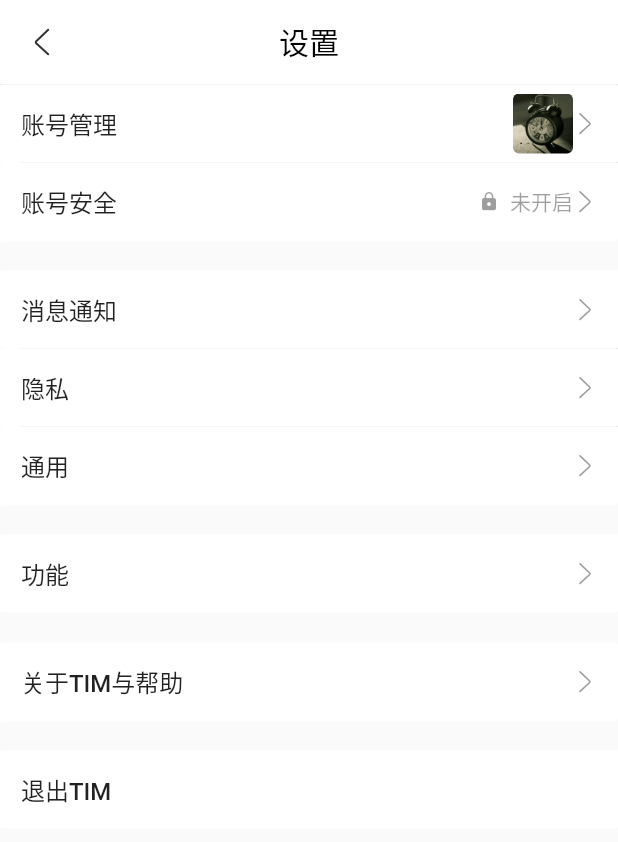
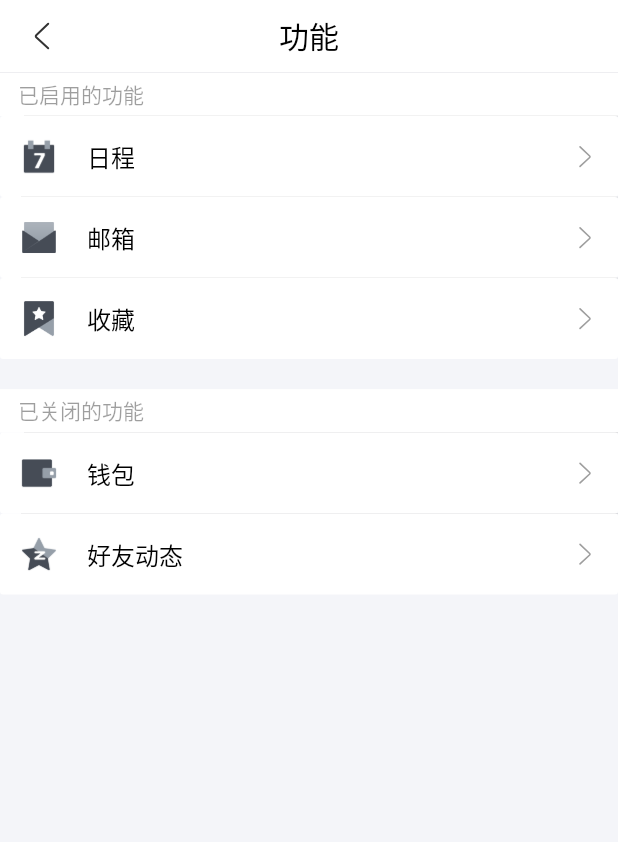
Before and after one commit to cscxj/tim, a Flutter app: the SettingPage screen opened directly, after a tap on "功能", on a phone screen of 412 x 824 dp. Shown: the top 842 px of the screen. Run offline on Flutter 3.47's test engine with Material 2 defaults, Android fonts, the phone set to English and light mode, and no system bars; our stand-ins replace dio, flutter_easyrefresh, flutter_svg, fluttertoast, sticky_headers; missing offline and left inert: rongcloud_im_plugin.

Commit message:
设置页面

```diff
--- a/lib/pages/setting_page.dart
+++ b/lib/pages/setting_page.dart
@@ -1,6 +1,13 @@
 import 'package:flutter/material.dart';
 import 'package:flutter_svg/flutter_svg.dart';
+import 'package:flutter_tim/pages/setting_page/about_child_page.dart';
+import 'package:flutter_tim/pages/setting_page/account_child_page.dart';
+import 'package:flutter_tim/pages/setting_page/app_child_page.dart';
+import 'package:flutter_tim/pages/setting_page/basic_child_page.dart';
+import 'package:flutter_tim/pages/setting_page/message_child_page.dart';
+import 'package:flutter_tim/pages/setting_page/privacy_child_page.dart';
 import 'package:flutter_tim/pages/setting_page/setting_item.dart';
+import 'package:flutter_tim/pages/setting_page/setting_scaffold.dart';
 import 'package:flutter_tim/widgets/scroll_return_page.dart';
 
 class SettingPage extends StatefulWidget {
@@ -11,42 +18,10 @@ class SettingPage extends StatefulWidget {
 class _SettingPageState extends State<SettingPage> {
   @override
   Widget build(BuildContext context) {
-    return ScrollReturnPage(
-      child: Scaffold(
-        appBar: AppBar(
-          backgroundColor: Colors.white,
-          title: Text(
-            '设置',
-            style: TextStyle(color: Colors.black),
-          ),
-          leading: UnconstrainedBox(
-            child: InkWell(
-              onTap: () {
-                Navigator.pop(context);
-              },
-              child: SvgPicture.asset(
-                'assets/svg/tim_arrow_left.svg',
-                width: 20,
-                color: Color(0xff333333),
-              ),
-            ),
-          ),
-          centerTitle: true,
-          elevation: 0,
-        ),
-        body: Column(
-          children: <Widget>[
-            Divider(
-              thickness: .4,
-              height: .4,
-            ),
-            Expanded(
-                child: SingleChildScrollView(
-              physics: BouncingScrollPhysics(
-                  parent: AlwaysScrollableScrollPhysics()),
-              child: Column(
+    var items = Column(
       children: <Widget>[
         SettingItem(
+          containerContext: context,
           title: '账号管理',
           content: ClipRRect(
             borderRadius: BorderRadius.circular(4),
@@ -57,7 +32,9 @@ class _SettingPageState extends State<SettingPage> {
           ),
         ),
         SettingItem(
+          containerContext: context,
           title: '账号安全',
+          nextPage: AccountChildPage(),
           isLast: true,
           content: Row(
             children: <Widget>[
@@ -73,30 +50,46 @@ class _SettingPageState extends State<SettingPage> {
             ],
           ),
         ),
-                  SettingItem(title: '消息通知'),
-                  SettingItem(title: '隐私'),
         SettingItem(
+          containerContext: context,
+          title: '消息通知',
+          nextPage: MessageChildPage(),
+        ),
+        SettingItem(
+          containerContext: context,
+          title: '隐私',
+          nextPage: PrivacyChildPage(),
+        ),
+        SettingItem(
+          containerContext: context,
           title: '通用',
           isLast: true,
+          nextPage: BasicChildPage(),
         ),
         SettingItem(
+          containerContext: context,
           title: '功能',
           isLast: true,
+          nextPage: AppChildPage(),
         ),
         SettingItem(
+          containerContext: context,
           title: '关于TIM与帮助',
           isLast: true,
+          nextPage: AboutChildPage(),
         ),
         SettingItem(
+          containerContext: context,
           title: '退出TIM',
           isLast: true,
           type: SettingItemType.none,
         )
       ],
-              ),
-            ))
-          ],
-        ),
+    );
+    return ScrollReturnPage(
+      child: SettingScaffold(
+        title: '设置',
+        body: items,
       ),
     );
   }
--- /dev/null
+++ b/lib/pages/setting_page/app_child_page.dart
@@ -0,0 +1,106 @@
+import 'package:flutter/material.dart';
+import 'package:flutter_tim/pages/setting_page/setting_item.dart';
+import 'package:flutter_tim/pages/setting_page/setting_scaffold.dart';
+import 'package:flutter_tim/widgets/scroll_return_page.dart';
+
+class AppChildPage extends StatefulWidget {
+  @override
+  _AppChildPageState createState() => _AppChildPageState();
+}
+
+class _AppChildPageState extends State<AppChildPage> {
+  List appData = [
+    {
+      'icon': 'assets/riCheng.png',
+      'title': '日程',
+      'nav': Container(),
+      'enable': true
+    },
+    {
+      'icon': 'assets/email.png',
+      'title': '邮箱',
+      'nav': Container(),
+      'enable': true
+    },
+    {
+      'icon': 'assets/collection.png',
+      'title': '收藏',
+      'nav': Container(),
+      'enable': true
+    },
+    {
+      'icon': 'assets/qianBao.png',
+      'title': '钱包',
+      'nav': Container(),
+      'enable': false
+    },
+    {
+      'icon': 'assets/kongJian.png',
+      'title': '好友动态',
+      'nav': Container(),
+      'enable': false
+    },
+  ];
+
+  Widget getLabel(String text) {
+    return Container(
+      color: Colors.white,
+      child: Column(
+        crossAxisAlignment: CrossAxisAlignment.start,
+        children: <Widget>[
+          Padding(
+            padding: EdgeInsets.symmetric(vertical: 4, horizontal: 12),
+            child: Text(
+              text,
+              style: TextStyle(color: Colors.black38),
+            ),
+          ),
+          Divider(
+            height: 0,
+            indent: 16,
+          )
+        ],
+      ),
+    );
+  }
+
+  Iterable genItems(Iterable data) {
+    int index = 0;
+    return data.map((e) {
+      index++;
+      return SettingItem(
+        title: e['title'],
+        containerContext: context,
+        icon: e['icon'],
+        isLast: index == data.length,
+      );
+    });
+  }
+
+  @override
+  Widget build(BuildContext context) {
+    Iterable enables = appData.where((element) => element['enable']);
+    Iterable unEnables = appData.where((element) => !element['enable']);
+
+    Widget enablesView = enables.isEmpty
+        ? Container()
+        : Column(
+            children: <Widget>[getLabel('已启用的功能'), ...genItems(enables)],
+          );
+
+    Widget unEnablesView = unEnables.isEmpty
+        ? Container()
+        : Column(
+            children: <Widget>[getLabel('已关闭的功能'), ...genItems(unEnables)],
+          );
+
+    return ScrollReturnPage(
+      child: SettingScaffold(
+        title: '功能',
+        body: Column(
+          children: <Widget>[enablesView, unEnablesView],
+        ),
+      ),
+    );
+  }
+}
--- a/lib/pages/setting_page/setting_item.dart
+++ b/lib/pages/setting_page/setting_item.dart
@@ -3,6 +3,9 @@ import 'package:flutter_svg/svg.dart';
 import 'package:flutter_tim/widgets/enter_exit_route.dart';
 
 class SettingItem extends StatefulWidget {
+  /// 在前面显示图标，传入位图的资源路径
+  final String icon;
+
   /// 设置项的标题
   final String title;
 
@@ -23,6 +26,15 @@ class SettingItem extends StatefulWidget {
   /// 是否为结束项，结束项没有下划线，有外边距
   final bool isLast;
 
+  /// 实现路由动画所需
+  final BuildContext containerContext;
+
+  /// 显示在item下方的说明文字
+  final String explainText;
+
+  /// 重要的设置项标题显示为主题色
+  final bool important;
+
   const SettingItem(
       {Key key,
       @required this.title,
@@ -31,14 +43,22 @@ class SettingItem extends StatefulWidget {
       this.value: false,
       this.nextPage,
       this.onPress,
-      this.isLast: false})
+      this.isLast: false,
+      @required this.containerContext,
+      this.icon,
+      this.explainText,
+      this.important: false})
       : super(key: key);
   @override
-  _SettingItemState createState() => _SettingItemState();
+  _SettingItemState createState() => _SettingItemState(value);
 }
 
 class _SettingItemState extends State<SettingItem> {
-  bool _isEnable = false;
+  bool _isEnable;
+
+  _SettingItemState(bool value) {
+    this._isEnable = value;
+  }
 
   @override
   Widget build(BuildContext context) {
@@ -52,13 +72,20 @@ class _SettingItemState extends State<SettingItem> {
         );
         break;
       case SettingItemType.toggle:
-        right = Switch(value: _isEnable, onChanged: (value) {});
+        right = Switch(
+            value: _isEnable,
+            onChanged: (value) {
+              setState(() {
+                _isEnable = !_isEnable;
+              });
+            });
         break;
       default:
         right = Container();
     }
 
     return Column(
+      crossAxisAlignment: CrossAxisAlignment.start,
       children: <Widget>[
         FlatButton(
           color: Colors.white,
@@ -66,8 +93,11 @@ class _SettingItemState extends State<SettingItem> {
           materialTapTargetSize: MaterialTapTargetSize.shrinkWrap,
           onPressed: () {
             if (widget.nextPage != null && widget.type == SettingItemType.nav) {
-              Navigator.push(context,
-                  EnterExitRoute(enterPage: widget.nextPage, exitPage: widget));
+              Navigator.push(
+                  context,
+                  EnterExitRoute(
+                      enterPage: widget.nextPage,
+                      exitPage: widget.containerContext.widget));
             } else if (widget.type == SettingItemType.toggle) {
               setState(() {
                 _isEnable = !_isEnable;
@@ -78,13 +108,26 @@ class _SettingItemState extends State<SettingItem> {
             }
           },
           child: SizedBox(
-            height: 52,
+            height: 54,
             child: Row(
               children: <Widget>[
+                widget.icon != null
+                    ? Padding(
+                        padding: EdgeInsets.only(right: 20),
+                        child: Image.asset(
+                          widget.icon,
+                          width: 24,
+                        ),
+                      )
+                    : Container(),
                 Expanded(
                     child: Text(
                   widget.title ?? "",
-                  style: TextStyle(fontSize: 16),
+                  style: TextStyle(
+                      fontSize: 16,
+                      color: widget.important
+                          ? Theme.of(context).primaryColor
+                          : Colors.black),
                 )),
                 widget.content ?? Container(),
                 right
@@ -92,11 +135,19 @@ class _SettingItemState extends State<SettingItem> {
             ),
           ),
         ),
+        widget.explainText != null
+            ? Padding(
+                padding: EdgeInsets.symmetric(horizontal: 12, vertical: 4),
+                child: Text(
+                  widget.explainText,
+                  style: TextStyle(color: Colors.black38, fontSize: 12),
+                ),
+              )
+            : Container(),
         widget.isLast
             ? Padding(padding: EdgeInsets.only(top: 20))
             : Divider(
                 height: 0,
-                thickness: .4,
                 indent: 14,
               )
       ],
--- /dev/null
+++ b/lib/pages/setting_page/setting_scaffold.dart
@@ -0,0 +1,53 @@
+import 'package:flutter/material.dart';
+import 'package:flutter_svg/flutter_svg.dart';
+
+class SettingScaffold extends StatelessWidget {
+  final Widget body;
+  final String title;
+
+  const SettingScaffold({Key key, this.body, this.title}) : super(key: key);
+
+  @override
+  Widget build(BuildContext context) {
+    return Scaffold(
+      backgroundColor: Color(0xfff4f5f9),
+      appBar: PreferredSize(
+        child: AppBar(
+          backgroundColor: Colors.white,
+          title: title != null
+              ? Text(
+                  title,
+                  style: TextStyle(color: Colors.black),
+                )
+              : Container(),
+          leading: UnconstrainedBox(
+            child: InkWell(
+              onTap: () {
+                Navigator.maybePop(context);
+              },
+              child: SvgPicture.asset(
+                'assets/svg/tim_arrow_left.svg',
+                width: 20,
+                color: Color(0xff333333),
+              ),
+            ),
+          ),
+          centerTitle: true,
+          elevation: 0,
+        ),
+        preferredSize: Size.fromHeight(48),
+      ),
+      body: Column(children: <Widget>[
+        Divider(
+          thickness: .4,
+          height: .4,
+        ),
+        Expanded(
+            child: SingleChildScrollView(
+                physics: BouncingScrollPhysics(
+                    parent: AlwaysScrollableScrollPhysics()),
+                child: body ?? Container()))
+      ]),
+    );
+  }
+}
--- a/lib/widgets/scroll_return_page.dart
+++ b/lib/widgets/scroll_return_page.dart
@@ -10,7 +10,7 @@ class ScrollReturnPage extends StatelessWidget {
     return GestureDetector(
       onHorizontalDragEnd: (d) {
         if (d.velocity.pixelsPerSecond.dx > 0) {
-          Navigator.pop(context);
+          Navigator.maybePop(context);
         }
       },
       child: child,
```
Also changed, not shown: lib/pages/setting_page/about_child_page.dart (added, +57 -0 lines), lib/pages/setting_page/account_child_page.dart (added, +91 -0 lines), lib/pages/setting_page/basic_child_page.dart (added, +81 -0 lines), lib/pages/setting_page/message_child_page.dart (added, +74 -0 lines), lib/pages/setting_page/privacy_child_page.dart (added, +67 -0 lines), assets/svg/logo.svg (added). Lines whose indentation alone changed are shown as unchanged.
